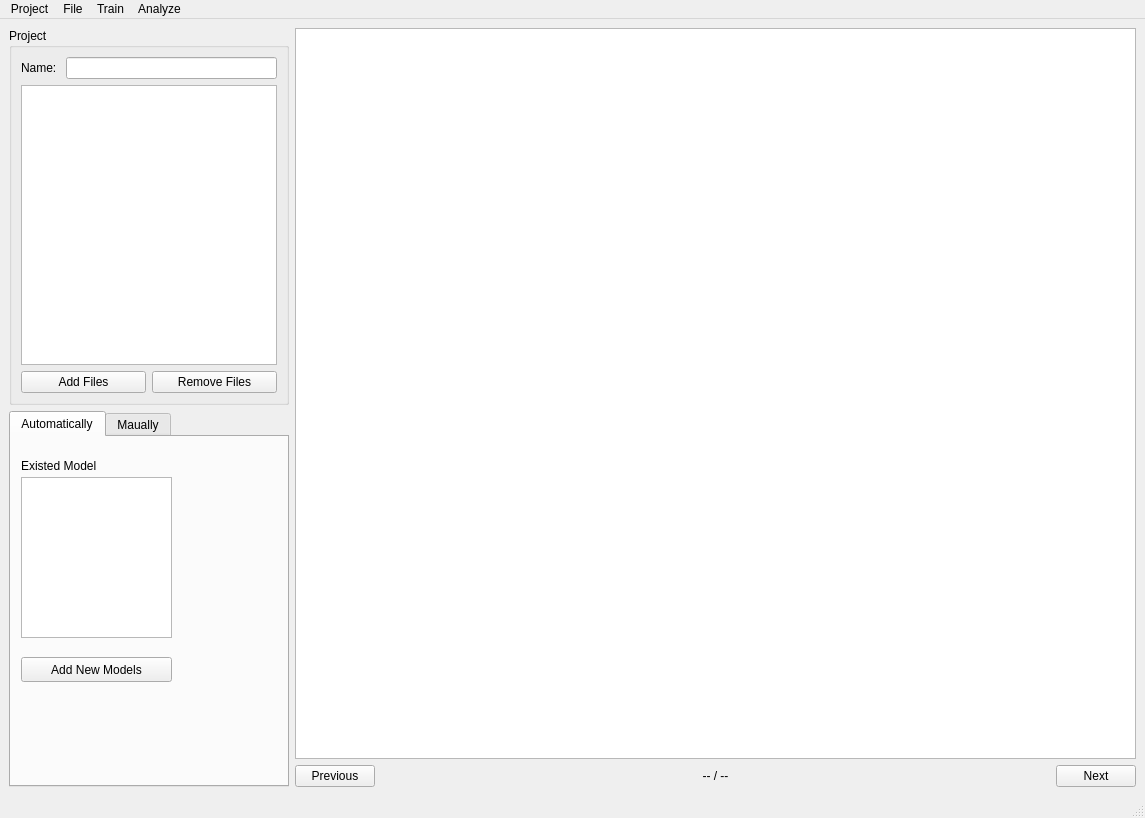
This is src/view/main_sense.ui in sjdingcn/GUI as Qt 5 draws it before an edit. The edited form follows.
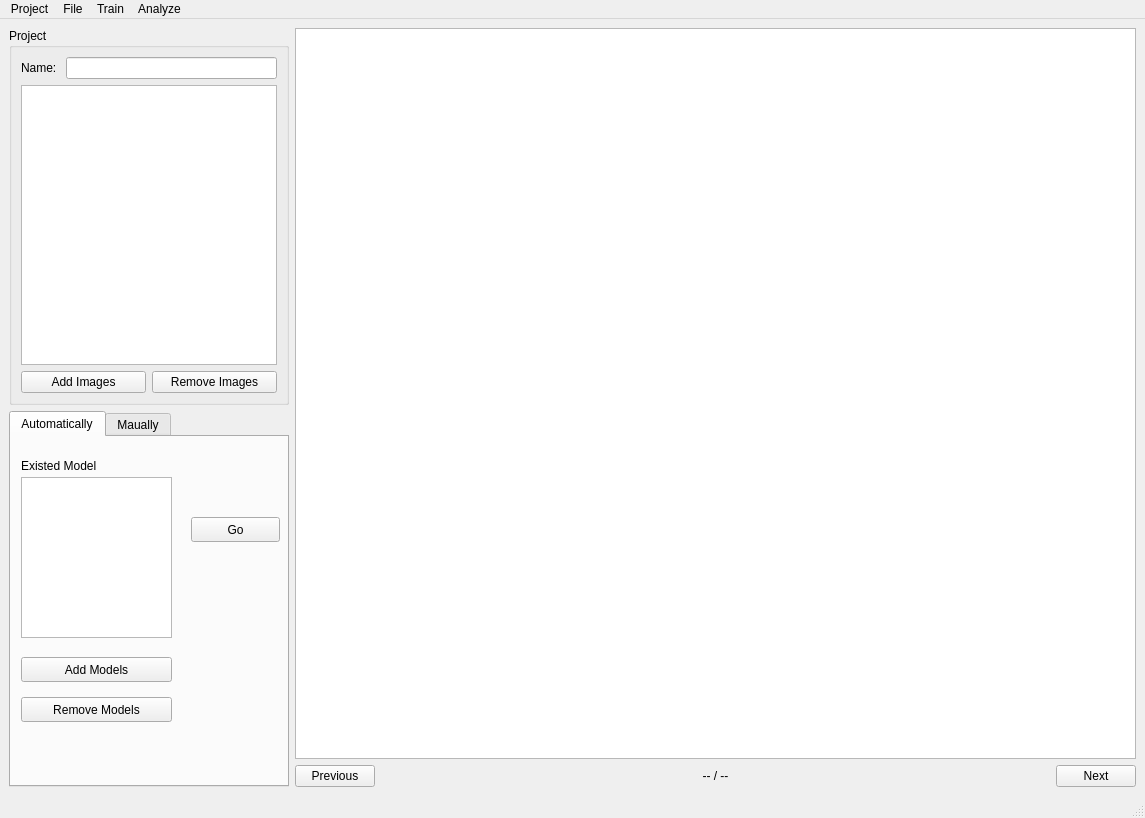
This is the edited form. The open tabs and pages were chosen to show the change.

The edit to the form file:
```diff
--- a/src/view/main_sense.ui
+++ b/src/view/main_sense.ui
@@ -97,14 +97,14 @@
              <item>
               <widget class="QPushButton" name="push_button_add_files">
                <property name="text">
-                <string>Add Files</string>
+                <string>Add Images</string>
                </property>
               </widget>
              </item>
              <item>
               <widget class="QPushButton" name="push_button_remove_files">
                <property name="text">
-                <string>Remove Files</string>
+                <string>Remove Images</string>
                </property>
               </widget>
              </item>
@@ -175,7 +175,33 @@
            </rect>
           </property>
           <property name="text">
-           <string>Add New Models</string>
+           <string>Add Models</string>
+          </property>
+         </widget>
+         <widget class="QPushButton" name="push_button_remove_models">
+          <property name="geometry">
+           <rect>
+            <x>10</x>
+            <y>260</y>
+            <width>151</width>
+            <height>25</height>
+           </rect>
+          </property>
+          <property name="text">
+           <string>Remove Models</string>
+          </property>
+         </widget>
+         <widget class="QPushButton" name="push_button_go">
+          <property name="geometry">
+           <rect>
+            <x>180</x>
+            <y>80</y>
+            <width>89</width>
+            <height>25</height>
+           </rect>
+          </property>
+          <property name="text">
+           <string>Go</string>
           </property>
          </widget>
         </widget>
```
Left out of the diff: 13 changed lines with no effect on the pictures.
